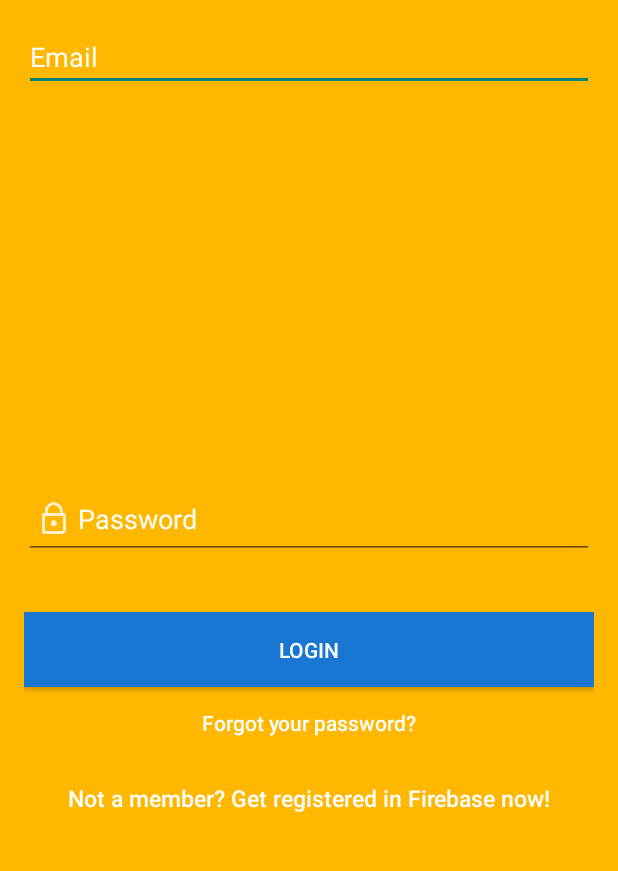
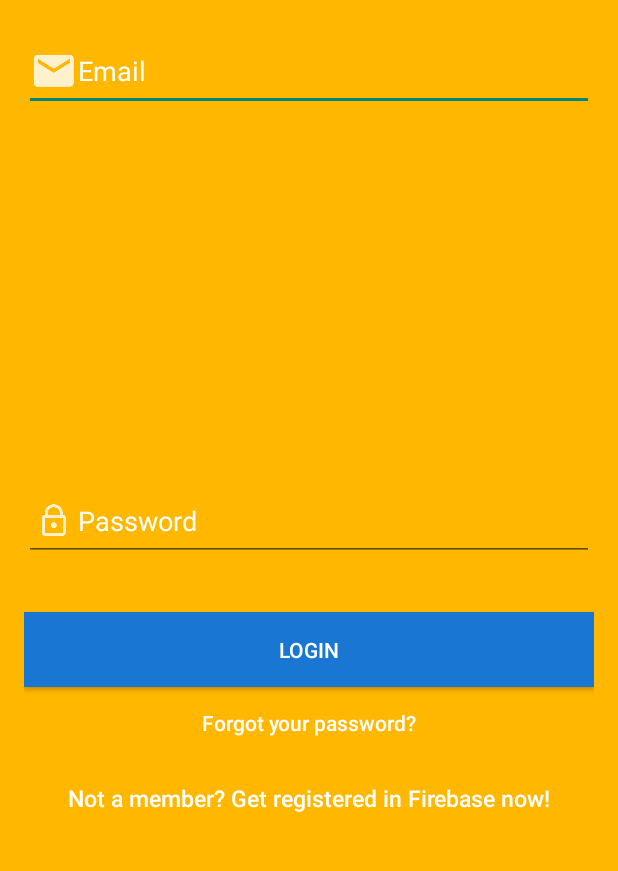
Before and after one commit to DanielCamaja/Petto, an Android app: the screen it shows after launch (MainActivity), on a phone screen of 412 x 824 dp, the part 345-1216 px from its top. Run offline under Robolectric (Android 15) with nearby library versions, the phone set to English and light mode, and no system bars; our stand-ins replace Firebase (no records; nobody signed in at launch, a user with empty details on screens opened directly).

Commit message:
cambios
cambios

```diff
--- a/app/src/main/res/layout/activity_main.xml
+++ b/app/src/main/res/layout/activity_main.xml
@@ -33,25 +33,31 @@
         android:layout_height="wrap_content"
         android:layout_alignParentTop="true"
         android:layout_centerHorizontal="true"
-        android:layout_marginTop="229dp"
+        android:layout_marginTop="235dp"
         android:hint="Email"
-        android:maxLines="1"
-        android:textColorHint="#fff" />
+        android:textColor="@color/white"
+        android:drawableLeft="@drawable/email"
+        android:inputType="textEmailAddress"
+        android:textColorHint="@color/white" />
 
 
     <EditText
         android:id="@+id/pass"
         android:layout_width="match_parent"
         android:layout_height="wrap_content"
+        android:layout_below="@+id/nombreid"
         android:layout_alignParentBottom="true"
         android:layout_centerHorizontal="true"
-        android:layout_marginBottom="205dp"
+        android:layout_marginBottom="204dp"
         android:drawableLeft="@drawable/key"
-        android:layout_below="@+id/nombreid"
         android:hint="Password"
+        android:layout_alignParentStart="true"
+        android:focusableInTouchMode="true"
+        android:imeOptions="actionUnspecified"
+        android:inputType="textPassword"
         android:maxLines="1"
-        android:password="true"
-        android:textColorHint="#fff" />
+        android:textColor="@color/white"
+        android:textColorHint="@color/white" />
 
     <Button
         android:id="@+id/btn_login"
```
Also changed, not shown: 1 other file.
